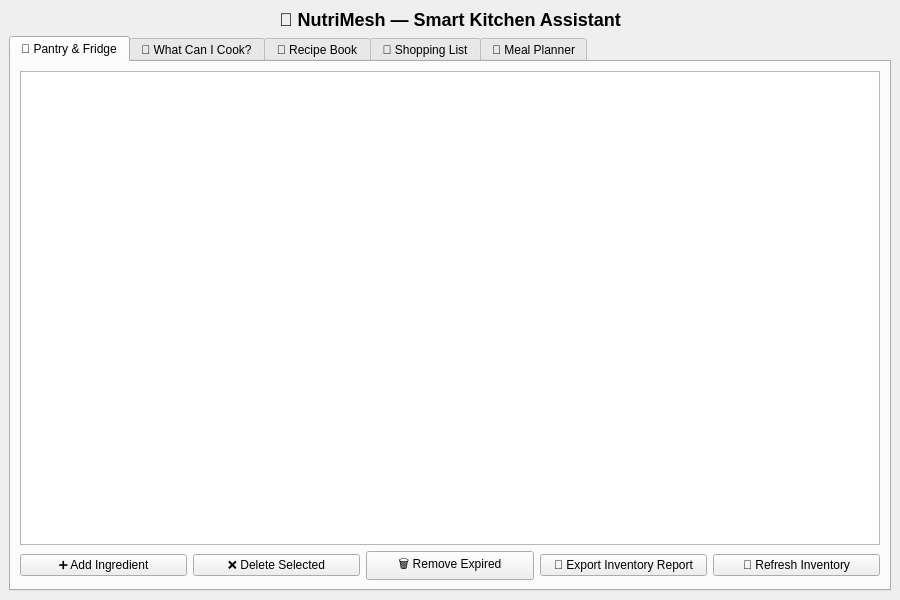
Old version of the form src/ui/MainWindow.ui in the repository kuf1k/my-project.
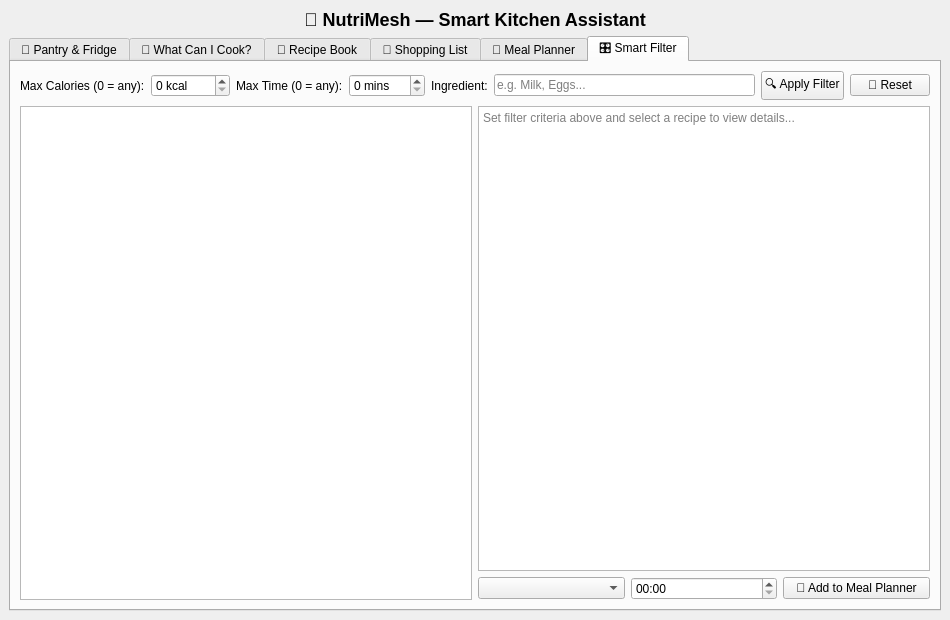
New version of the form. The open tabs and pages were chosen to show the change.

Commit message: feat(ui): add Smart Filter tab layout to MainWindow.ui

```diff
--- a/src/ui/MainWindow.ui
+++ b/src/ui/MainWindow.ui
@@ -6,8 +6,8 @@
             <rect>
                 <x>0</x>
                 <y>0</y>
-                <width>900</width>
-                <height>600</height>
+                <width>950</width>
+                <height>620</height>
             </rect>
         </property>
         <property name="windowTitle">
@@ -369,6 +369,129 @@
                             </layout>
                         </widget>
 
+                        <!-- Smart Filter -->
+                        <widget class="QWidget" name="tabSmartFilter">
+                            <attribute name="title">
+                                <string>🎛️ Smart Filter</string>
+                            </attribute>
+                            <layout class="QVBoxLayout" name="smartFilterMainLayout">
+                                <item>
+                                    <layout class="QHBoxLayout" name="smartFilterControlsLayout">
+                                        <item>
+                                            <widget class="QLabel" name="filterMaxCalLabel">
+                                                <property name="text">
+                                                    <string>Max Calories (0 = any):</string>
+                                                </property>
+                                            </widget>
+                                        </item>
+                                        <item>
+                                            <widget class="QSpinBox" name="filterMaxCaloriesSpinBox">
+                                                <property name="maximum">
+                                                    <number>5000</number>
+                                                </property>
+                                                <property name="singleStep">
+                                                    <number>50</number>
+                                                </property>
+                                                <property name="suffix">
+                                                    <string> kcal</string>
+                                                </property>
+                                            </widget>
+                                        </item>
+                                        <item>
+                                            <widget class="QLabel" name="filterMaxTimeLabel">
+                                                <property name="text">
+                                                    <string>Max Time (0 = any):</string>
+                                                </property>
+                                            </widget>
+                                        </item>
+                                        <item>
+                                            <widget class="QSpinBox" name="filterMaxTimeSpinBox">
+                                                <property name="maximum">
+                                                    <number>600</number>
+                                                </property>
+                                                <property name="singleStep">
+                                                    <number>5</number>
+                                                </property>
+                                                <property name="suffix">
+                                                    <string> mins</string>
+                                                </property>
+                                            </widget>
+                                        </item>
+                                        <item>
+                                            <widget class="QLabel" name="filterIngredientLabel">
+                                                <property name="text">
+                                                    <string>Ingredient:</string>
+                                                </property>
+                                            </widget>
+                                        </item>
+                                        <item>
+                                            <widget class="QLineEdit" name="filterIngredientLineEdit">
+                                                <property name="placeholderText">
+                                                    <string>e.g. Milk, Eggs...</string>
+                                                </property>
+                                            </widget>
+                                        </item>
+                                        <item>
+                                            <widget class="QPushButton" name="applySmartFilterButton">
+                                                <property name="text">
+                                                    <string>🔍 Apply Filter</string>
+                                                </property>
+                                            </widget>
+                                        </item>
+                                        <item>
+                                            <widget class="QPushButton" name="resetSmartFilterButton">
+                                                <property name="text">
+                                                    <string>🔄 Reset</string>
+                                                </property>
+                                            </widget>
+                                        </item>
+                                    </layout>
+                                </item>
+                                <item>
+                                    <layout class="QHBoxLayout" name="smartFilterContentLayout">
+                                        <item>
+                                            <widget class="QListWidget" name="filteredRecipesListWidget"/>
+                                        </item>
+                                        <item>
+                                            <layout class="QVBoxLayout" name="smartFilterRightLayout">
+                                                <item>
+                                                    <widget class="QTextEdit" name="filteredRecipeDetailsTextEdit">
+                                                        <property name="readOnly">
+                                                            <bool>true</bool>
+                                                        </property>
+                                                        <property name="placeholderText">
+                                                            <string>Set filter criteria above and select a recipe to view details...</string>
+                                                        </property>
+                                                    </widget>
+                                                </item>
+                                                <item>
+                                                    <layout class="QHBoxLayout" name="quickScheduleLayout">
+                                                        <item>
+                                                            <widget class="QComboBox" name="quickScheduleDayComboBox"/>
+                                                        </item>
+                                                        <item>
+                                                            <widget class="QTimeEdit" name="quickScheduleTimeEdit">
+                                                                <property name="displayFormat">
+                                                                    <string>HH:mm</string>
+                                                                </property>
+                                                            </widget>
+                                                        </item>
+                                                        <item>
+                                                            <widget class="QPushButton" name="quickAddToMealPlanButton">
+                                                                <property name="text">
+                                                                    <string>📅 Add to Meal Planner</string>
+                                                                </property>
+                                                            </widget>
+                                                        </item>
+                                                    </layout>
+                                                </item>
+                                            </layout>
+                                        </item>
+                                    </layout>
+                                </item>
+                            </layout>
+                        </widget>
+
                     </widget>
                 </item>
             </layout>
```
